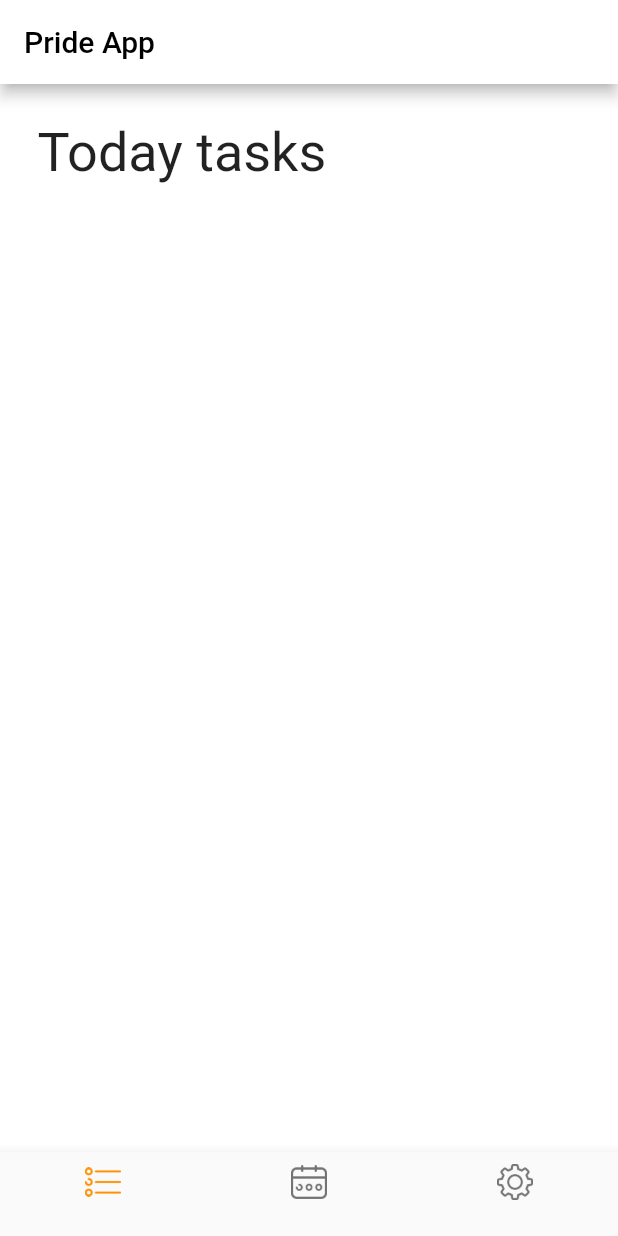
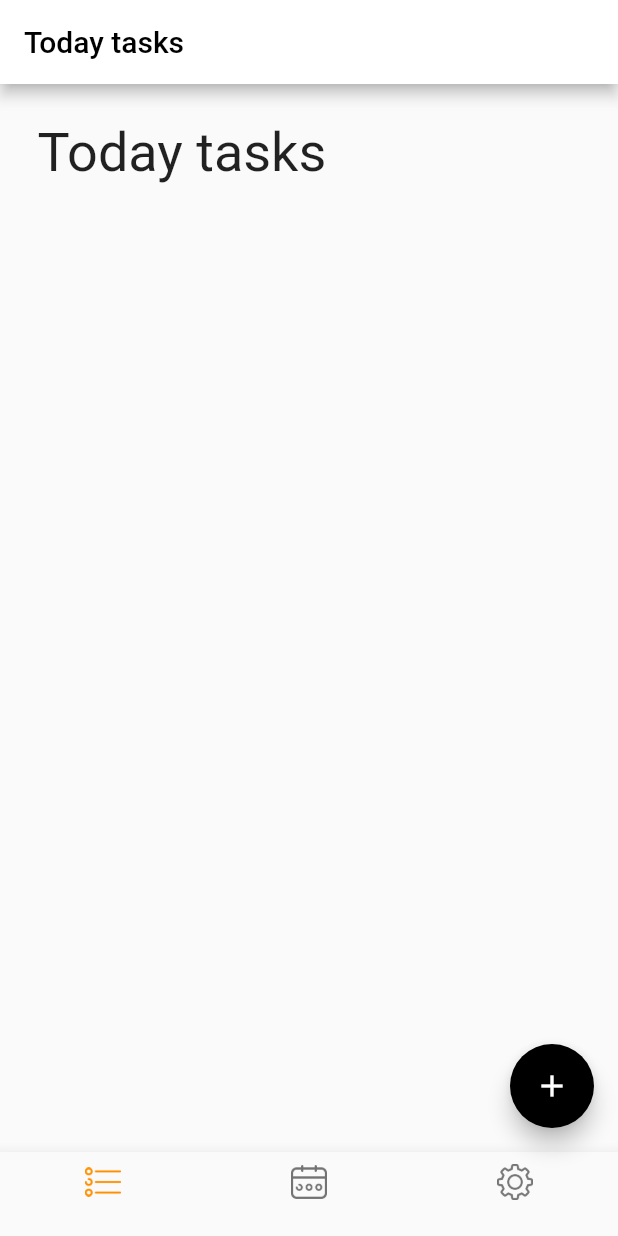
Before and after one commit to Dzhunko/prideapp, a Flutter app: the screen it shows after launch, on a phone screen of 412 x 824 dp. Run offline on Flutter 3.47's test engine with Material 2 defaults, Android fonts, the light colour scheme and no system bars; our stand-ins replace table_calendar; missing offline and left inert: date_utils.

Commit message:
Sdelal chornoj knopku plus i esche vsjakoy hreni

```diff
--- a/lib/main.dart
+++ b/lib/main.dart
@@ -8,8 +8,11 @@ import 'package:table_calendar/table_calendar.dart';
 
 
 void main(){
+  new MaterialApp(debugShowCheckedModeBanner: false,);
   initializeDateFormatting().then((_)=> runApp(MyApp()));
+
 }
+
 
 class MyApp extends StatefulWidget {
   @override
@@ -37,10 +40,6 @@ class MyAppState extends State<MyApp> {
       ),
       home: Scaffold(
         backgroundColor: Colors.white,
-        appBar: AppBar(
-          title: Text('Pride App'),
-          backgroundColor: Colors.white,
-          ),
         body:  _pageOptions[_selectedPage],
         bottomNavigationBar: BottomNavigationBar(
           currentIndex: _selectedPage,
@@ -53,19 +52,25 @@ class MyAppState extends State<MyApp> {
           items: [
             BottomNavigationBarItem(
               icon: ImageIcon(new AssetImage('images/menu_icon/day.png')),
+              title: Container(height: 0.0)
               //icon: Icon(Icons.format_list_bulleted),
-              title: Container(height: 0.0),
+
             ),
             BottomNavigationBarItem(
               icon: ImageIcon(new AssetImage('images/menu_icon/calendar.png')),
-              title: Container(height: 0.0),
+              title: Container (height: 0.0)
             ),
             BottomNavigationBarItem(
               icon: ImageIcon(new AssetImage('images/menu_icon/settings.png')),
-              title: Container(height: 0.0),
+              title: Container(height: 0.0)
             ),
           ],
         ),
+        floatingActionButton: new FloatingActionButton(
+          onPressed: (){},
+          backgroundColor: Colors.black,
+          child: new Icon(Icons.add),
+          ),
       ),
     );
   }
--- a/lib/today.dart
+++ b/lib/today.dart
@@ -5,9 +5,16 @@ import 'package:flutter/material.dart';
 class ToDayPageState extends StatelessWidget {
   @override
   Widget build (BuildContext context){
-    return Container(
+    return Scaffold(appBar: AppBar(
+    title: Text('Today tasks'),
+    backgroundColor: Colors.white
+    ),
+
+
+    body: Container(
       padding: EdgeInsets.all(25.0),
       child: Text('Today tasks', style: TextStyle(fontSize: 36.0),),
+    ),
     );
   }
 }
```
Also changed, not shown: lib/month.dart (+6 -1 lines), lib/settings.dart (+6 -1 lines).
